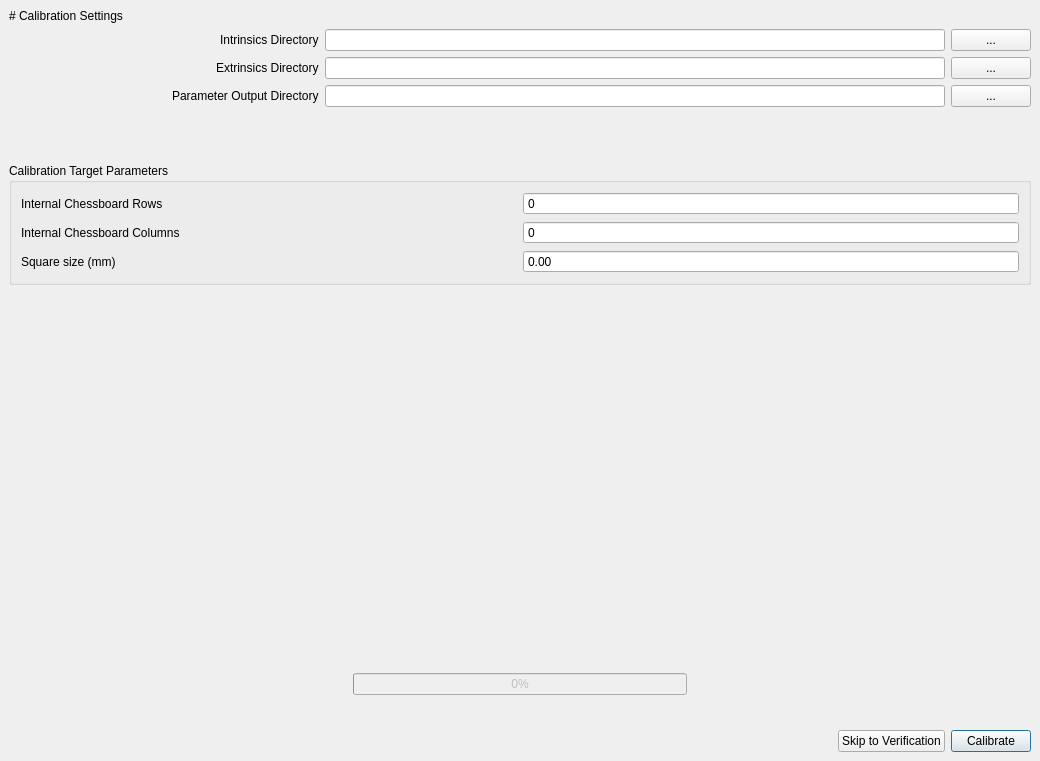
First picture: the form in src/calibration/ui_files/calibration.ui, repository HarvardRC/newsdannce, before the edit.
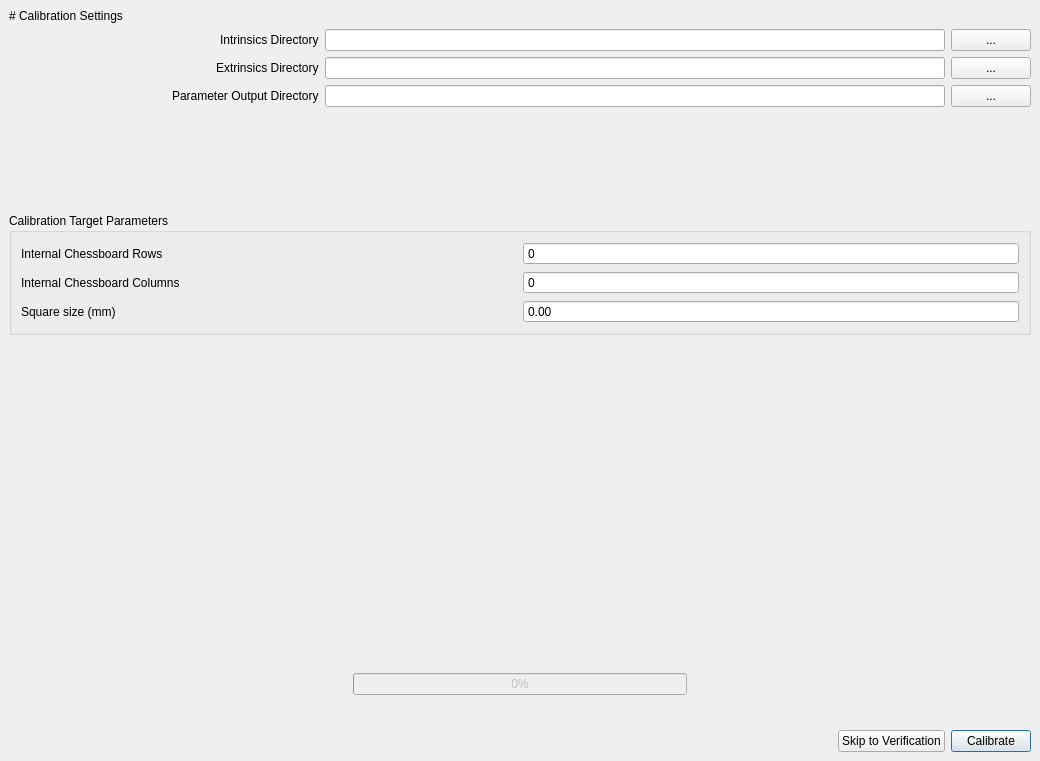
Second picture: the form after the edit.

Commit message: fix calibration gui not restoring some settings on windows

What changed in the file:
```diff
--- a/src/calibration/ui_files/calibration.ui
+++ b/src/calibration/ui_files/calibration.ui
@@ -186,7 +186,7 @@
       <property name="sizeHint" stdset="0">
        <size>
         <width>693</width>
-        <height>50</height>
+        <height>100</height>
        </size>
       </property>
      </spacer>
```
The commit also changes 2 other files.
